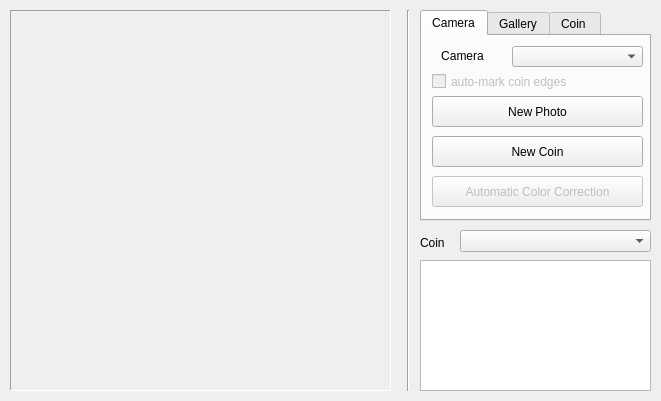
Before: the Qt Designer form core/ui/pyqt6_designer/d_ImageCollector.ui in LazyPhilosopher/CNN-Coin-Recognizer, drawn with Qt 5.
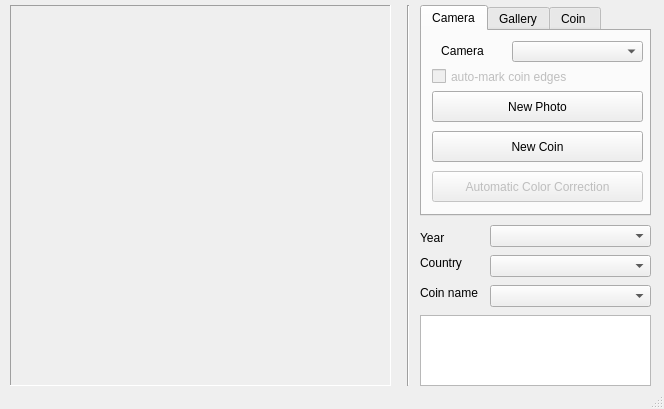
After: the same form once the commit is applied.

Commit message:
Merge GalleryWindow and NewImageWindow functionality to ImageCollector. Fix image saving functionality. Needs a lot of cleanup.
WIP on automated image background cropping.

```diff
--- a/core/ui/pyqt6_designer/d_ImageCollector.ui
+++ b/core/ui/pyqt6_designer/d_ImageCollector.ui
@@ -1,42 +1,37 @@
 <?xml version="1.0" encoding="UTF-8"?>
 <ui version="4.0">
- <class>w_ImageCollector</class>
- <widget class="QWidget" name="w_ImageCollector">
+ <class>ImageCollector</class>
+ <widget class="QMainWindow" name="ImageCollector">
   <property name="geometry">
    <rect>
     <x>0</x>
     <y>0</y>
-    <width>661</width>
-    <height>401</height>
+    <width>664</width>
+    <height>409</height>
    </rect>
   </property>
   <property name="windowTitle">
    <string>Form</string>
   </property>
-  <widget class="QFrame" name="video_frame">
+  <widget class="QWidget" name="centralwidget">
+   <widget class="QLabel" name="label_3">
    <property name="geometry">
     <rect>
-     <x>10</x>
-     <y>10</y>
-     <width>381</width>
-     <height>381</height>
-    </rect>
-   </property>
-   <property name="frameShape">
-    <enum>QFrame::Panel</enum>
-   </property>
-   <property name="frameShadow">
-    <enum>QFrame::Sunken</enum>
-   </property>
-   <property name="lineWidth">
-    <number>1</number>
+      <x>420</x>
+      <y>255</y>
+      <width>49</width>
+      <height>16</height>
+     </rect>
+    </property>
+    <property name="text">
+     <string>Country</string>
    </property>
   </widget>
   <widget class="Line" name="line_2">
    <property name="geometry">
     <rect>
      <x>400</x>
-     <y>10</y>
+      <y>5</y>
      <width>16</width>
      <height>381</height>
     </rect>
@@ -45,45 +40,6 @@
     <enum>Qt::Vertical</enum>
    </property>
   </widget>
-  <widget class="QPlainTextEdit" name="plainTextEdit">
-   <property name="geometry">
-    <rect>
-     <x>420</x>
-     <y>260</y>
-     <width>231</width>
-     <height>131</height>
-    </rect>
-   </property>
-   <property name="readOnly">
-    <bool>true</bool>
-   </property>
-   <property name="plainText">
-    <string/>
-   </property>
-  </widget>
-  <widget class="QLabel" name="label">
-   <property name="geometry">
-    <rect>
-     <x>420</x>
-     <y>235</y>
-     <width>41</width>
-     <height>16</height>
-    </rect>
-   </property>
-   <property name="text">
-    <string>Coin</string>
-   </property>
-  </widget>
-  <widget class="QComboBox" name="active_coin_combo_box">
-   <property name="geometry">
-    <rect>
-     <x>460</x>
-     <y>230</y>
-     <width>191</width>
-     <height>22</height>
-    </rect>
-   </property>
-  </widget>
   <widget class="QTabWidget" name="tabWidget">
    <property name="enabled">
     <bool>true</bool>
@@ -91,7 +47,7 @@
    <property name="geometry">
     <rect>
      <x>420</x>
-     <y>10</y>
+      <y>5</y>
      <width>231</width>
      <height>211</height>
     </rect>
@@ -250,6 +206,99 @@
     </attribute>
    </widget>
   </widget>
+   <widget class="QComboBox" name="coin_catalog_year_dropbox">
+    <property name="geometry">
+     <rect>
+      <x>490</x>
+      <y>225</y>
+      <width>161</width>
+      <height>22</height>
+     </rect>
+    </property>
+   </widget>
+   <widget class="QFrame" name="video_frame">
+    <property name="geometry">
+     <rect>
+      <x>10</x>
+      <y>5</y>
+      <width>381</width>
+      <height>381</height>
+     </rect>
+    </property>
+    <property name="frameShape">
+     <enum>QFrame::Panel</enum>
+    </property>
+    <property name="frameShadow">
+     <enum>QFrame::Sunken</enum>
+    </property>
+    <property name="lineWidth">
+     <number>1</number>
+    </property>
+   </widget>
+   <widget class="QLabel" name="label_4">
+    <property name="geometry">
+     <rect>
+      <x>420</x>
+      <y>285</y>
+      <width>61</width>
+      <height>16</height>
+     </rect>
+    </property>
+    <property name="text">
+     <string>Coin name</string>
+    </property>
+   </widget>
+   <widget class="QPlainTextEdit" name="plainTextEdit">
+    <property name="geometry">
+     <rect>
+      <x>420</x>
+      <y>315</y>
+      <width>231</width>
+      <height>71</height>
+     </rect>
+    </property>
+    <property name="readOnly">
+     <bool>true</bool>
+    </property>
+    <property name="plainText">
+     <string/>
+    </property>
+   </widget>
+   <widget class="QComboBox" name="coin_catalog_country_dropbox">
+    <property name="geometry">
+     <rect>
+      <x>490</x>
+      <y>255</y>
+      <width>161</width>
+      <height>22</height>
+     </rect>
+    </property>
+   </widget>
+   <widget class="QComboBox" name="coin_catalog_name_dropbox">
+    <property name="geometry">
+     <rect>
+      <x>490</x>
+      <y>285</y>
+      <width>161</width>
+      <height>22</height>
+     </rect>
+    </property>
+   </widget>
+   <widget class="QLabel" name="label">
+    <property name="geometry">
+     <rect>
+      <x>420</x>
+      <y>230</y>
+      <width>31</width>
+      <height>16</height>
+     </rect>
+    </property>
+    <property name="text">
+     <string>Year</string>
+    </property>
+   </widget>
+  </widget>
+  <widget class="QStatusBar" name="statusbar"/>
  </widget>
  <resources/>
  <connections/>
```
Left out of the diff: 2 changed lines with no effect on the pictures. Lines whose indentation alone changed are shown as unchanged. The commit also changes 12 other files.
